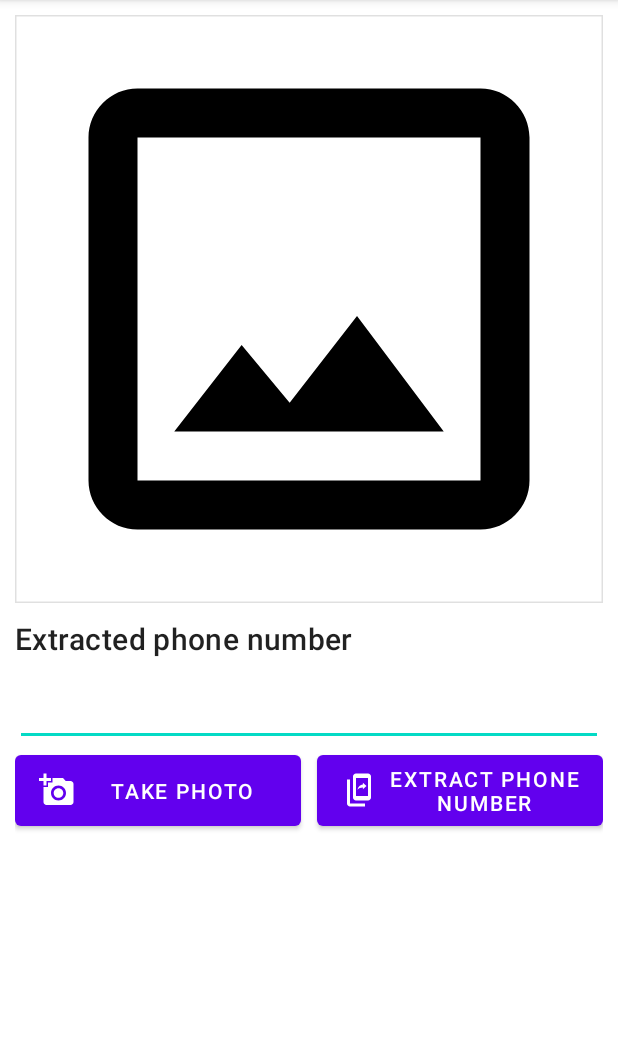
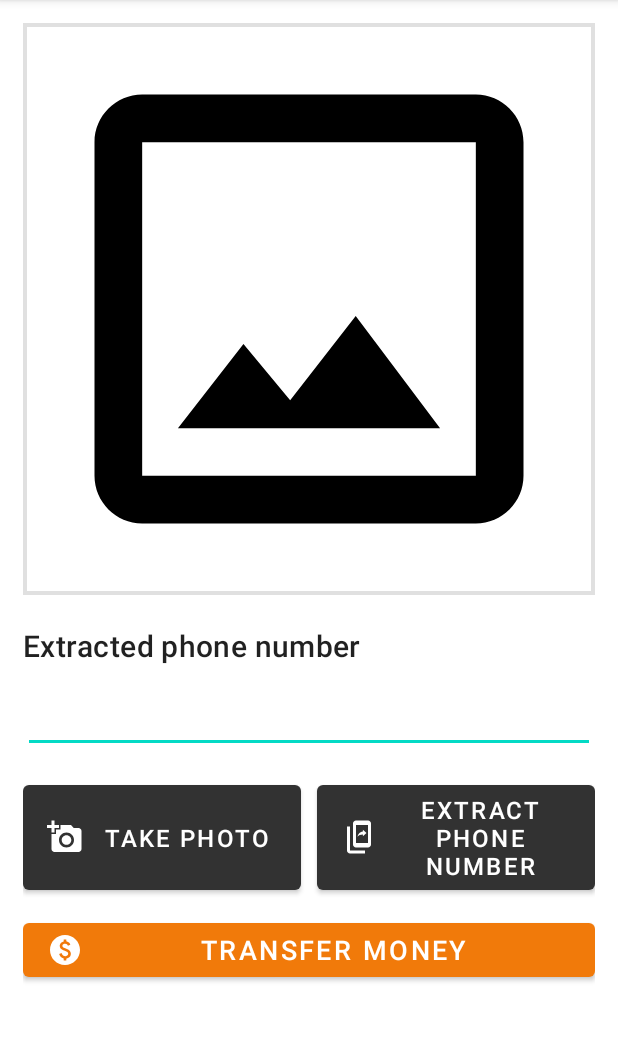
Before and after one commit to LazarevVI/PhotoPay, an Android app: the screen it shows after launch (MainActivity), on a phone screen of 412 x 824 dp, the part 84-1126 px from its top. Run offline under Robolectric (Android 15) with nearby library versions, the phone set to English and light mode, and no system bars; libraries missing offline, so code that uses them is left out: com.google.mlkit.vision; 1 statement that could not run was skipped.

Commit message:
PhotoPay v0.98

```diff
--- a/app/src/main/java/com/example/photopay/MainActivity.kt
+++ b/app/src/main/java/com/example/photopay/MainActivity.kt
@@ -193,7 +193,9 @@ class MainActivity : AppCompatActivity() {
     }
 
     private fun requestCameraPermissions(){
+        Log.d("requestPermission", "Camera permissions requested")
         ActivityCompat.requestPermissions(this, cameraPermissions, CAMERA_REQUEST_CODE)
+
     }
 
     override fun onRequestPermissionsResult(
@@ -205,10 +207,12 @@ class MainActivity : AppCompatActivity() {
         when (requestCode){
             CAMERA_REQUEST_CODE -> {
                 if (grantResults.isNotEmpty()){
+
                     val cameraAccepted = grantResults[0] == PackageManager.PERMISSION_GRANTED
                     val storageAccepted = grantResults[1] == PackageManager.PERMISSION_GRANTED
 
                     if (cameraAccepted && storageAccepted) {
+                        Log.d("requestPermission", "Camera permissions granted")
                         pickImageCamera()
                     }
                     else{
--- /dev/null
+++ b/app/src/main/res/drawable/ic_baseline_paid_24.xml
@@ -0,0 +1,5 @@
+<vector android:height="24dp" android:tint="#000000"
+    android:viewportHeight="24" android:viewportWidth="24"
+    android:width="24dp" xmlns:android="http://schemas.android.com/apk/res/android">
+    <path android:fillColor="@android:color/white" android:pathData="M12,2C6.48,2 2,6.48 2,12s4.48,10 10,10s10,-4.48 10,-10S17.52,2 12,2zM12.88,17.76V19h-1.75v-1.29c-0.74,-0.18 -2.39,-0.77 -3.02,-2.96l1.65,-0.67c0.06,0.22 0.58,2.09 2.4,2.09c0.93,0 1.98,-0.48 1.98,-1.61c0,-0.96 -0.7,-1.46 -2.28,-2.03c-1.1,-0.39 -3.35,-1.03 -3.35,-3.31c0,-0.1 0.01,-2.4 2.62,-2.96V5h1.75v1.24c1.84,0.32 2.51,1.79 2.66,2.23l-1.58,0.67c-0.11,-0.35 -0.59,-1.34 -1.9,-1.34c-0.7,0 -1.81,0.37 -1.81,1.39c0,0.95 0.86,1.31 2.64,1.9c2.4,0.83 3.01,2.05 3.01,3.45C15.9,17.17 13.4,17.67 12.88,17.76z"/>
+</vector>
--- a/app/src/main/res/layout/activity_main.xml
+++ b/app/src/main/res/layout/activity_main.xml
@@ -4,11 +4,16 @@
     xmlns:tools="http://schemas.android.com/tools"
     android:layout_width="match_parent"
     android:layout_height="match_parent"
+    android:backgroundTint="@android:color/holo_purple"
     android:orientation="vertical"
-    tools:context=".MainActivity"
-    android:padding="10dp">
+    android:padding="15dp"
+    tools:context=".MainActivity">
 
     <ScrollView
+        android:layout_width="match_parent"
+        android:layout_height="wrap_content">
+
+        <LinearLayout
             android:layout_width="match_parent"
             android:layout_height="wrap_content">
 
@@ -21,51 +26,90 @@
                     android:id="@+id/imageIv"
                     android:layout_width="match_parent"
                     android:layout_height="wrap_content"
-                app:strokeWidth="2dp"
+                    android:adjustViewBounds="true"
                     android:src="@drawable/ic_baseline_crop_original_24"
-                android:adjustViewBounds="true"/>
+                    app:strokeWidth="5dp" />
 
                 <TextView
-                style = "@style/TextAppearance.MaterialComponents.Headline6"
+                    style="@style/TextAppearance.MaterialComponents.Headline6"
+                    android:layout_width="match_parent"
+                    android:layout_height="wrap_content"
+                    android:layout_marginTop="20dp"
+                    android:text="@string/extracted_phone_number_title" />
+
+                <EditText
+                    android:id="@+id/extractedPhoneNum"
+                    style="@style/TextAppearance.MaterialComponents.Headline6"
                     android:layout_width="match_parent"
                     android:layout_height="wrap_content"
                     android:layout_marginTop="10dp"
-                android:text="@string/extracted_phone_number_title"/>
+                    tools:ignore="LabelFor,TextFields,SpeakableTextPresentCheck" />
 
-            <EditText
-                android:id="@+id/extractedPhoneNum"
-                style = "@style/TextAppearance.MaterialComponents.Headline6"
-                android:layout_width="match_parent"
-                android:layout_height="wrap_content"
-                android:layout_marginTop="10dp"/>
             </LinearLayout>
 
+        </LinearLayout>
     </ScrollView>
 
+
+    <ScrollView
+        android:layout_width="match_parent"
+        android:layout_height="wrap_content">
 
         <LinearLayout
             android:layout_width="match_parent"
             android:layout_height="wrap_content"
+            android:orientation="vertical">
+
+            <LinearLayout
+                android:layout_width="match_parent"
+                android:layout_height="wrap_content"
+                android:layout_marginTop="15dp"
                 android:orientation="horizontal">
 
                 <com.google.android.material.button.MaterialButton
                     android:id="@+id/takePhotoBtn"
                     android:layout_width="match_parent"
                     android:layout_height="match_parent"
+                    android:layout_marginEnd="5dp"
                     android:layout_weight="1"
-            app:icon="@drawable/ic_baseline_add_a_photo_24"
                     android:text="@string/take_photo"
-            android:layout_marginEnd="5dp"/>
+                    android:textSize="16sp"
+                    app:backgroundTint="@android:color/secondary_text_light"
+                    app:icon="@drawable/ic_baseline_add_a_photo_24" />
 
                 <com.google.android.material.button.MaterialButton
                     android:id="@+id/extractPhoneNumBtn"
                     android:layout_width="match_parent"
                     android:layout_height="match_parent"
+                    android:layout_marginStart="5dp"
                     android:layout_weight="1"
+                    android:textSize="16sp"
                     android:text="@string/extract_phone_number"
-            app:icon="@drawable/ic_baseline_offline_share_24"
-            android:layout_marginStart="5dp"/>
+                    app:backgroundTint="@android:color/secondary_text_light"
+                    app:icon="@drawable/ic_baseline_offline_share_24" />
+            </LinearLayout>
+
+            <LinearLayout
+                android:layout_width="match_parent"
+                android:layout_height="wrap_content"
+                android:paddingTop="10dp">
+
+                <com.google.android.material.button.MaterialButton
+                    android:id="@+id/transferAmount"
+                    style="@style/ThemeOverlay.Material3.Button.TonalButton"
+                    android:layout_width="match_parent"
+                    android:layout_height="match_parent"
+                    android:layout_weight="1"
+                    android:textSize="18sp"
+
+                    android:text="@string/transfer_money"
+                    app:backgroundTint="?android:attr/colorFocusedHighlight"
+                    app:icon="@drawable/ic_baseline_paid_24" />
 
             </LinearLayout>
+        </LinearLayout>
+
+    </ScrollView>
+
 
 </LinearLayout>
--- a/app/src/main/res/values/strings.xml
+++ b/app/src/main/res/values/strings.xml
@@ -3,4 +3,8 @@
     <string name="take_photo">Take photo</string>
     <string name="extract_phone_number">Extract phone number</string>
     <string name="extracted_phone_number_title">Extracted phone number</string>
+    <string name="recipient_phone">Recipient\'s phone:</string>
+    <string name="transfer">Transfer</string>
+    <string name="transfer_amount">Transfer amount:</string>
+    <string name="transfer_money">Transfer money</string>
 </resources>
```
Also changed, not shown: app/src/main/AndroidManifest.xml (+12 -4 lines), app/src/main/java/com/example/photopay/SendMessage.kt (added, +65 -0 lines), app/src/main/res/layout/activity_send_message.xml (added, +89 -0 lines). Lines whose indentation alone changed are shown as unchanged.
